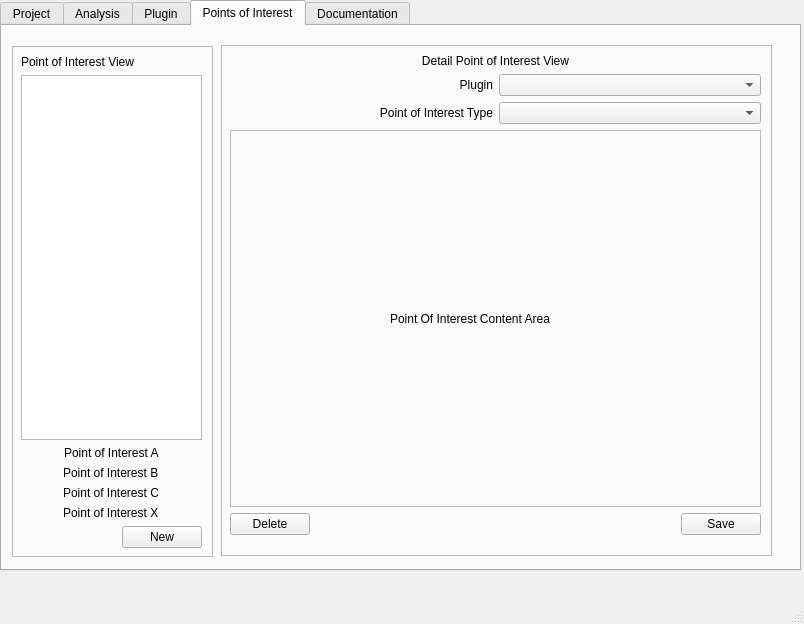
Before: the Qt Designer form src/ui/designs/test.ui in coughfeem8/BEAT-Team10, drawn with Qt 5.
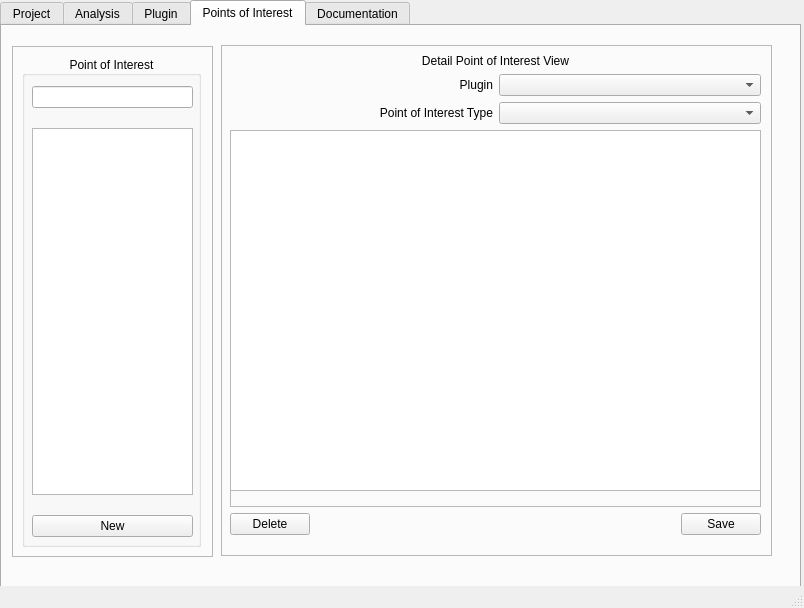
After: the same form once the commit is applied. The open tabs and pages were chosen to show the change.

Diff of the .ui file:
```diff
--- a/src/ui/designs/test.ui
+++ b/src/ui/designs/test.ui
@@ -7,7 +7,7 @@
     <x>0</x>
     <y>0</y>
     <width>804</width>
-    <height>624</height>
+    <height>608</height>
    </rect>
   </property>
   <property name="windowTitle">
@@ -20,7 +20,7 @@
       <x>0</x>
       <y>0</y>
       <width>801</width>
-      <height>571</height>
+      <height>601</height>
      </rect>
     </property>
     <property name="currentIndex">
@@ -196,79 +196,49 @@
       <property name="frameShadow">
        <enum>QFrame::Raised</enum>
       </property>
-      <widget class="QWidget" name="gridLayoutWidget">
+      <widget class="QGroupBox" name="groupBox_5">
        <property name="geometry">
         <rect>
-         <x>9</x>
-         <y>9</y>
-         <width>181</width>
-         <height>493</height>
+         <x>10</x>
+         <y>10</y>
+         <width>179</width>
+         <height>491</height>
         </rect>
        </property>
-       <layout class="QGridLayout" name="gridLayout_5">
-        <property name="verticalSpacing">
-         <number>6</number>
+       <property name="title">
+        <string>Point of Interest</string>
+       </property>
+       <property name="alignment">
+        <set>Qt::AlignCenter</set>
+       </property>
+       <widget class="QWidget" name="verticalLayoutWidget_3">
+        <property name="geometry">
+         <rect>
+          <x>10</x>
+          <y>30</y>
+          <width>161</width>
+          <height>451</height>
+         </rect>
         </property>
-        <item row="1" column="0">
-         <widget class="QTextEdit" name="textEdit">
-          <property name="sizePolicy">
-           <sizepolicy hsizetype="Expanding" vsizetype="Expanding">
-            <horstretch>0</horstretch>
-            <verstretch>0</verstretch>
-           </sizepolicy>
-          </property>
-         </widget>
-        </item>
-        <item row="0" column="0">
-         <widget class="QLabel" name="label">
-          <property name="text">
-           <string>Point of Interest View</string>
-          </property>
-         </widget>
-        </item>
-        <item row="2" column="0" rowspan="2">
-         <layout class="QVBoxLayout" name="verticalLayout">
-          <property name="sizeConstraint">
-           <enum>QLayout::SetDefaultConstraint</enum>
-          </property>
-          <item alignment="Qt::AlignHCenter">
-           <widget class="QLabel" name="label_2">
-            <property name="text">
-             <string>Point of Interest A</string>
-            </property>
-           </widget>
-          </item>
-          <item alignment="Qt::AlignHCenter">
-           <widget class="QLabel" name="label_3">
-            <property name="text">
-             <string>Point of Interest B</string>
-            </property>
-           </widget>
-          </item>
-          <item alignment="Qt::AlignHCenter">
-           <widget class="QLabel" name="label_4">
-            <property name="text">
-             <string>Point of Interest C</string>
-            </property>
-           </widget>
-          </item>
-          <item alignment="Qt::AlignHCenter">
-           <widget class="QLabel" name="label_5">
-            <property name="text">
-             <string>Point of Interest X</string>
-            </property>
-           </widget>
-          </item>
-         </layout>
-        </item>
-        <item row="4" column="0" alignment="Qt::AlignRight|Qt::AlignVCenter">
-         <widget class="QPushButton" name="pushButton">
-          <property name="text">
-           <string>New</string>
-          </property>
-         </widget>
-        </item>
-       </layout>
+        <layout class="QVBoxLayout" name="verticalLayout_3">
+         <property name="spacing">
+          <number>20</number>
+         </property>
+         <item>
+          <widget class="QLineEdit" name="lineEdit_4"/>
+         </item>
+         <item>
+          <widget class="QListWidget" name="listWidget_2"/>
+         </item>
+         <item>
+          <widget class="QPushButton" name="pushButton_11">
+           <property name="text">
+            <string>New</string>
+           </property>
+          </widget>
+         </item>
+        </layout>
+       </widget>
       </widget>
      </widget>
      <widget class="QFrame" name="frame_2">
@@ -324,18 +294,15 @@
           <property name="frameShadow">
            <enum>QFrame::Raised</enum>
           </property>
-          <widget class="QLabel" name="label_11">
+          <widget class="QTextEdit" name="textEdit">
            <property name="geometry">
             <rect>
-             <x>160</x>
-             <y>180</y>
-             <width>211</width>
-             <height>17</height>
+             <x>0</x>
+             <y>0</y>
+             <width>531</width>
+             <height>361</height>
             </rect>
            </property>
-           <property name="text">
-            <string>Point Of Interest Content Area</string>
-           </property>
           </widget>
          </widget>
         </item>
```
Left out of the diff: 2 changed lines with no effect on the pictures.
